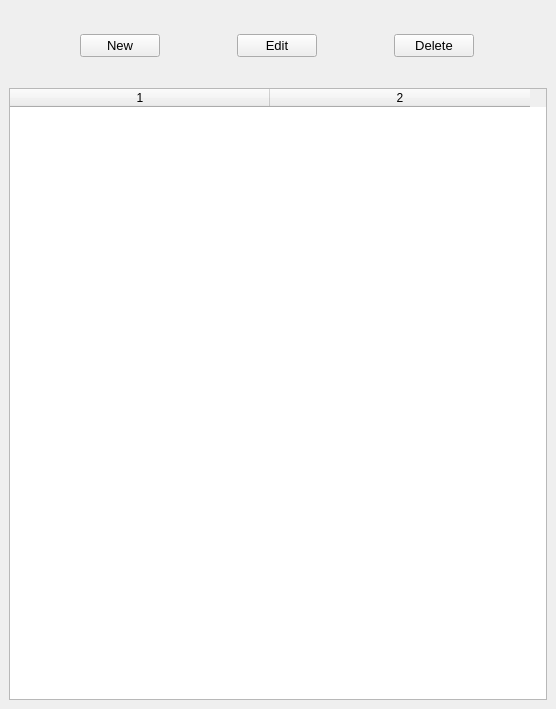
Old version of the form uis/humans.ui in the repository nocrater/shelter_oop.
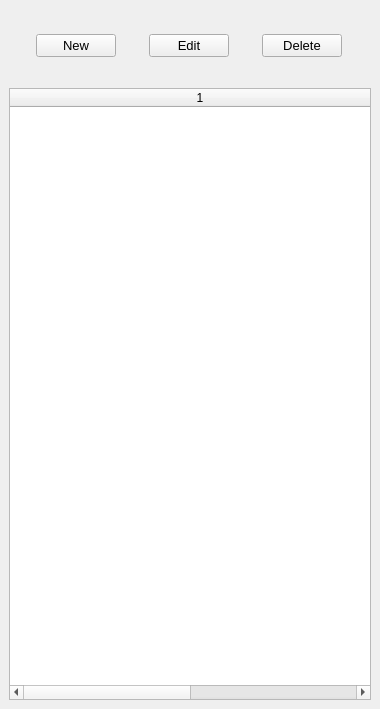
New version of the form.

The edit to the form file:
```diff
--- a/uis/humans.ui
+++ b/uis/humans.ui
@@ -6,7 +6,7 @@
    <rect>
     <x>0</x>
     <y>0</y>
-    <width>556</width>
+    <width>380</width>
     <height>709</height>
    </rect>
   </property>
@@ -96,7 +96,7 @@
          <number>2</number>
         </property>
         <attribute name="horizontalHeaderDefaultSectionSize">
-         <number>260</number>
+         <number>380</number>
         </attribute>
         <attribute name="horizontalHeaderMinimumSectionSize">
          <number>70</number>
```
